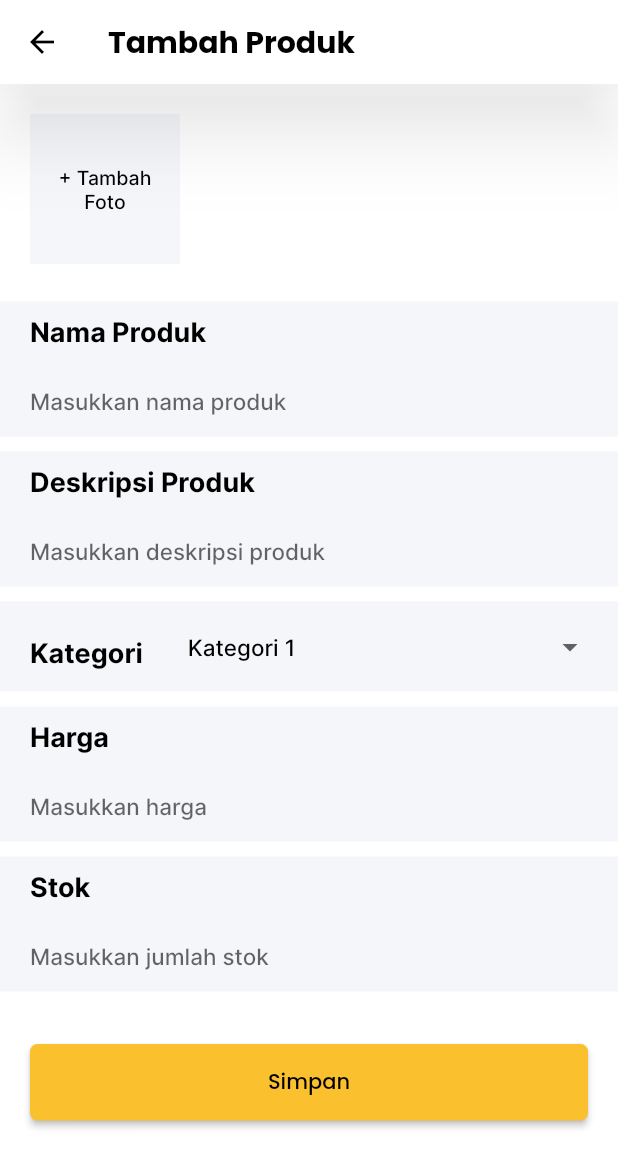
After one commit to jenaarrr1111/umik-App, a Flutter app: the SellerAddProductScreen screen opened by its route, on a phone screen of 412 x 824 dp. The commit adds this screen. Shown: the top 1167 px of the screen. Run offline on Flutter 3.47's test engine with Material 2 defaults, Android fonts, the phone set to English and light mode, and no system bars; our stand-ins replace flutter_svg.

Commit message:
Membuat halaman tambah produk, Mennghubungkan halaman data produk dengan tombol tambah produk.

```diff
--- a/lib/routes.dart
+++ b/lib/routes.dart
@@ -7,6 +7,7 @@ import 'package:umik/screens/home/home_screen.dart';
 import 'package:umik/screens/otp/otp_screen.dart';
 import 'package:umik/screens/penjual/home/home_screen.dart';
 import 'package:umik/screens/penjual/seller_sign_up/seller_sign_up_screen.dart';
+import 'package:umik/screens/penjual/tambah_produk/seller_add_product.dart';
 import 'package:umik/screens/profile/components/nama/nama_screen.dart';
 import 'package:umik/screens/profile/profile_screen.dart';
 import 'package:umik/screens/sign_in/sign_in_screen.dart';
@@ -37,4 +38,5 @@ final Map<String, WidgetBuilder> routes = {
   SellerWelcomeScreen.routeName: (context) => SellerWelcomeScreen(),
   SellerSignUpScreen.routeName: (context) => SellerSignUpScreen(),
   SellerHomeScreen.routeName: (context) => SellerHomeScreen(),
+  SellerAddProductScreen.routeName: (context) => SellerAddProductScreen(),
 };
--- a/lib/screens/penjual/home/components/seller_fab.dart
+++ b/lib/screens/penjual/home/components/seller_fab.dart
@@ -1,5 +1,6 @@
 import 'package:flutter/material.dart';
 import 'package:umik/constants.dart';
+import 'package:umik/screens/penjual/tambah_produk/seller_add_product.dart';
 
 class SellerFAB extends StatelessWidget {
   const SellerFAB({super.key});
@@ -8,30 +9,33 @@ class SellerFAB extends StatelessWidget {
   Widget build(BuildContext context) {
     return Container(
       decoration: BoxDecoration(
-        color: kPrimaryColor,
-        borderRadius: BorderRadius.circular(20)
-      ),
+          color: kPrimaryColor, borderRadius: BorderRadius.circular(20)),
       margin: const EdgeInsets.only(right: 18),
       child: PopupMenuButton<String>(
         offset: const Offset(0, -130),
         color: Colors.white,
         icon: const Icon(Icons.add),
-        padding: const EdgeInsets.symmetric(
-          horizontal: 8,
-          vertical: 2),
+        padding: const EdgeInsets.symmetric(horizontal: 8, vertical: 2),
         // Return PopupMenuEntry with String as value
         itemBuilder: (BuildContext context) => <PopupMenuEntry<String>>[
           PopupMenuItem<String>(
             value: 'Tambah Produk',
-            child: Text('Tambah Produk', style: Theme.of(context).textTheme.labelMedium,),
+            child: Text(
+              'Tambah Produk',
+              style: Theme.of(context).textTheme.labelMedium,
+            ),
           ),
           PopupMenuItem<String>(
             value: 'Buat Promo',
-            child: Text('Buat Promo', style: Theme.of(context).textTheme.labelMedium,),
+            child: Text(
+              'Buat Promo',
+              style: Theme.of(context).textTheme.labelMedium,
+            ),
           ),
         ],
         onSelected: (value) {
           if (value == 'Tambah Produk') {
+            Navigator.pushNamed(context, SellerAddProductScreen.routeName);
             print(value);
           } else if (value == 'Buat Promo') {
             print(value);
--- /dev/null
+++ b/lib/screens/penjual/tambah_produk/components/add_product_body.dart
@@ -0,0 +1,315 @@
+import 'package:flutter/material.dart';
+import 'package:umik/constants.dart';
+
+class AddProductBody extends StatefulWidget {
+  const AddProductBody({super.key});
+
+  @override
+  State<AddProductBody> createState() => _AddProductBodyState();
+}
+
+class _AddProductBodyState extends State<AddProductBody> {
+  final _formKey = GlobalKey<FormState>();
+  // Initialize form field controller
+  var namaProdukController = TextEditingController();
+  var deskripsiController = TextEditingController();
+  var hargaController = TextEditingController();
+  var stokController = TextEditingController();
+
+  static const List<String> kategoriList = [
+    'Kategori 1',
+    'Kategori 2',
+    'Kategori 3',
+    'Kategori 4',
+    'Kategori 5',
+    'Kategori 6',
+    'Kategori 7',
+    'Kategori 8',
+    'Kategori 9',
+    'Kategori 10',
+    'Kategori 11',
+    'Kategori 12 super duper absolutely massively long category',
+    'Kategori 13 super duper absolutely massively long category',
+    'Kategori 14 super duper absolutely massively long category',
+    'Kategori 15 super duper absolutely massively long category',
+    'Kategori 16 super duper absolutely massively long category',
+    'Kategori 17 super duper absolutely massively long category',
+  ];
+
+  String kategoriVal = kategoriList.first;
+
+  Future _onSubmit() async {
+    try {
+      print('Nama produk ${namaProdukController.text}');
+      print('Deskripsi produk ${deskripsiController.text}');
+    } catch (e) {
+      print('Fuck, gagal');
+    }
+  }
+
+  @override
+  Widget build(BuildContext context) {
+    return Form(
+      key: _formKey,
+      child: Container(
+        margin: const EdgeInsets.only(bottom: 3),
+        child: Column(
+          children: [
+            // [ Upload Gambar ]
+            Align(
+              alignment: Alignment.centerLeft,
+              child: Padding(
+                padding: const EdgeInsets.all(20),
+                child: SizedBox(
+                  width: 100,
+                  height: 100,
+                  child: ElevatedButton(
+                    style: ElevatedButton.styleFrom(
+                      elevation: 0,
+                      backgroundColor: const Color(0xFFF5F6F9),
+                      shape: const ContinuousRectangleBorder(),
+                    ),
+                    onPressed: () {},
+                    child: Center(
+                      child: Text('+ Tambah Foto',
+                          textAlign: TextAlign.center,
+                          style: Theme.of(context)
+                              .textTheme
+                              .titleMedium!
+                              .copyWith(fontSize: 13)),
+                    ),
+                  ),
+                ),
+              ),
+            ),
+
+            // [ Nama Produk ]
+            Container(
+              margin: const EdgeInsets.symmetric(vertical: 5),
+              color: const Color(0xFFF5F6F9),
+              child: Column(
+                crossAxisAlignment: CrossAxisAlignment.start,
+                children: [
+                  Padding(
+                    padding: const EdgeInsets.only(left: 20, top: 10),
+                    child: Text('Nama Produk',
+                        style: Theme.of(context).textTheme.titleLarge),
+                  ),
+                  const SizedBox(height: 10),
+                  TextFormField(
+                    controller: namaProdukController,
+                    decoration: const InputDecoration(
+                      fillColor: Colors.transparent,
+                      contentPadding:
+                          EdgeInsets.symmetric(vertical: 5, horizontal: 20),
+                      floatingLabelAlignment: FloatingLabelAlignment.start,
+                      focusedBorder: OutlineInputBorder(
+                          borderRadius: BorderRadius.zero,
+                          borderSide: BorderSide(
+                            color: Colors.black38,
+                            width: 0.5,
+                          )),
+                      enabledBorder: InputBorder.none,
+                      disabledBorder: InputBorder.none,
+                      errorBorder: InputBorder.none,
+                      hintText: 'Masukkan nama produk',
+                      filled: true,
+                    ),
+                    style: Theme.of(context).textTheme.titleMedium,
+                    validator: (value) => value!.isEmpty
+                        ? 'Nama produk tidak boleh kososng!'
+                        : null,
+                  ),
+                ],
+              ),
+            ),
+
+            // [ Deskripsi Produk ]
+            Container(
+              margin: const EdgeInsets.symmetric(vertical: 5),
+              color: const Color(0xFFF5F6F9),
+              child: Column(
+                crossAxisAlignment: CrossAxisAlignment.start,
+                children: [
+                  Padding(
+                    padding: const EdgeInsets.only(left: 20, top: 10),
+                    child: Text('Deskripsi Produk',
+                        style: Theme.of(context).textTheme.titleLarge),
+                  ),
+                  const SizedBox(height: 10),
+                  TextFormField(
+                    controller: deskripsiController,
+                    decoration: const InputDecoration(
+                      fillColor: Colors.transparent,
+                      contentPadding:
+                          EdgeInsets.symmetric(vertical: 5, horizontal: 20),
+                      floatingLabelAlignment: FloatingLabelAlignment.start,
+                      focusedBorder: OutlineInputBorder(
+                          borderRadius: BorderRadius.zero,
+                          borderSide: BorderSide(
+                            color: Colors.black38,
+                            width: 0.5,
+                          )),
+                      enabledBorder: InputBorder.none,
+                      disabledBorder: InputBorder.none,
+                      errorBorder: InputBorder.none,
+                      hintText: 'Masukkan deskripsi produk',
+                      filled: true,
+                    ),
+                    style: Theme.of(context).textTheme.titleMedium,
+                    validator: (value) => value!.isEmpty
+                        ? 'Deskripsi produk tidak boleh kososng!'
+                        : null,
+                  ),
+                ],
+              ),
+            ),
+
+            // [ Kategori ]
+            Container(
+              margin: const EdgeInsets.symmetric(vertical: 5),
+              color: const Color(0xFFF5F6F9),
+              child: Row(
+                mainAxisAlignment: MainAxisAlignment.start,
+                children: [
+                  Padding(
+                    padding: const EdgeInsets.only(
+                        top: 10, right: 10, left: 20),
+                    child: Text('Kategori',
+                        style: Theme.of(context).textTheme.titleLarge),
+                  ),
+                  Expanded(
+                    child: Container(
+                      padding: const EdgeInsets.symmetric(horizontal: 20),
+                      child: DropdownButtonHideUnderline(
+                        child: DropdownButton<String>(
+                          itemHeight: 60,
+                          value: kategoriVal,
+                          isExpanded: true,
+                          style: Theme.of(context).textTheme.titleMedium,
+                          items: kategoriList.map((String value) {
+                            return DropdownMenuItem<String>(
+                              value: value,
+                              child: Text(value),
+                            );
+                          }).toList(),
+                          onChanged: (value) {
+                            setState(() => kategoriVal = value!);
+                          },
+                        ),
+                      ),
+                    ),
+                  ),
+                ],
+              ),
+            ),
+
+            // [ Harga Produk ]
+            Container(
+              margin: const EdgeInsets.symmetric(vertical: 5),
+              color: const Color(0xFFF5F6F9),
+              child: Column(
+                crossAxisAlignment: CrossAxisAlignment.start,
+                children: [
+                  Padding(
+                    padding: const EdgeInsets.only(left: 20, top: 10),
+                    child: Text('Harga',
+                        style: Theme.of(context).textTheme.titleLarge),
+                  ),
+                  const SizedBox(height: 10),
+                  TextFormField(
+                    controller: hargaController,
+                    decoration: const InputDecoration(
+                      fillColor: Colors.transparent,
+                      contentPadding:
+                          EdgeInsets.symmetric(vertical: 5, horizontal: 20),
+                      floatingLabelAlignment: FloatingLabelAlignment.start,
+                      focusedBorder: OutlineInputBorder(
+                          borderRadius: BorderRadius.zero,
+                          borderSide: BorderSide(
+                            color: Colors.black38,
+                            width: 0.5,
+                          )),
+                      enabledBorder: InputBorder.none,
+                      disabledBorder: InputBorder.none,
+                      errorBorder: InputBorder.none,
+                      hintText: 'Masukkan harga',
+                      filled: true,
+                    ),
+                    style: Theme.of(context).textTheme.titleMedium,
+                    validator: (value) =>
+                        value!.isEmpty ? 'Harga tidak boleh kososng!' : null,
+                  ),
+                ],
+              ),
+            ),
+
+            // [ Stok Produk ]
+            Container(
+              margin: const EdgeInsets.symmetric(vertical: 5),
+              color: const Color(0xFFF5F6F9),
+              child: Column(
+                crossAxisAlignment: CrossAxisAlignment.start,
+                children: [
+                  Padding(
+                    padding: const EdgeInsets.only(left: 20, top: 10),
+                    child: Text('Stok',
+                        style: Theme.of(context).textTheme.titleLarge),
+                  ),
+                  const SizedBox(height: 10),
+                  TextFormField(
+                    controller: stokController,
+                    decoration: const InputDecoration(
+                      fillColor: Colors.transparent,
+                      contentPadding:
+                          EdgeInsets.symmetric(vertical: 5, horizontal: 20),
+                      floatingLabelAlignment: FloatingLabelAlignment.start,
+                      focusedBorder: OutlineInputBorder(
+                          borderRadius: BorderRadius.zero,
+                          borderSide: BorderSide(
+                            color: Colors.black38,
+                            width: 0.5,
+                          )),
+                      enabledBorder: InputBorder.none,
+                      disabledBorder: InputBorder.none,
+                      errorBorder: InputBorder.none,
+                      hintText: 'Masukkan jumlah stok',
+                      filled: true,
+                    ),
+                    style: Theme.of(context).textTheme.titleMedium,
+                    validator: (value) =>
+                        value!.isEmpty ? 'Stok boleh kososng!' : null,
+                  ),
+                ],
+              ),
+            ),
+
+            Padding(
+              padding: const EdgeInsets.symmetric(horizontal: 20, vertical: 30),
+              child: SizedBox(
+                width: double.infinity, // set width to match the parent
+                child: ElevatedButton(
+                  onPressed: () {},
+                  style: ElevatedButton.styleFrom(
+                    backgroundColor: kPrimaryColor,
+                    padding: const EdgeInsets.symmetric(vertical: 15),
+                    shape: RoundedRectangleBorder(
+                      borderRadius: BorderRadius.circular(5),
+                    ),
+                  ),
+                  child: Text(
+                    'Simpan',
+                    style: Theme.of(context)
+                        .textTheme
+                        .labelMedium!
+                        .copyWith(fontSize: 14),
+                  ),
+                ),
+              ),
+            ),
+          ],
+        ),
+      ),
+    );
+  }
+}
--- /dev/null
+++ b/lib/screens/penjual/tambah_produk/seller_add_product.dart
@@ -0,0 +1,26 @@
+import 'package:flutter/material.dart';
+import 'package:umik/screens/penjual/tambah_produk/components/add_product_body.dart';
+
+class SellerAddProductScreen extends StatelessWidget {
+  const SellerAddProductScreen({super.key});
+
+  static String routeName = '/seller_add_product';
+
+  @override
+  Widget build(BuildContext context) {
+    return Scaffold(
+      appBar: AppBar(
+        title: const Text(
+          'Tambah Produk',
+        ),
+        shadowColor: Colors.black45,
+        elevation: 20,
+      ),
+      body: ListView(
+        children: const [
+          AddProductBody(),
+        ],
+      )
+    );
+  }
+}
--- a/lib/theme.dart
+++ b/lib/theme.dart
@@ -68,6 +68,13 @@ TextTheme textTheme() {
       color: kTextColor,
     ),
 
+    bodySmall: TextStyle(
+      fontFamily: 'Inter',
+      fontSize: 12,
+      fontWeight: FontWeight.w500,
+      color: kTextColor,
+    ),
+
     // Label
     labelMedium: TextStyle(
       fontFamily: 'Poppins',
```
